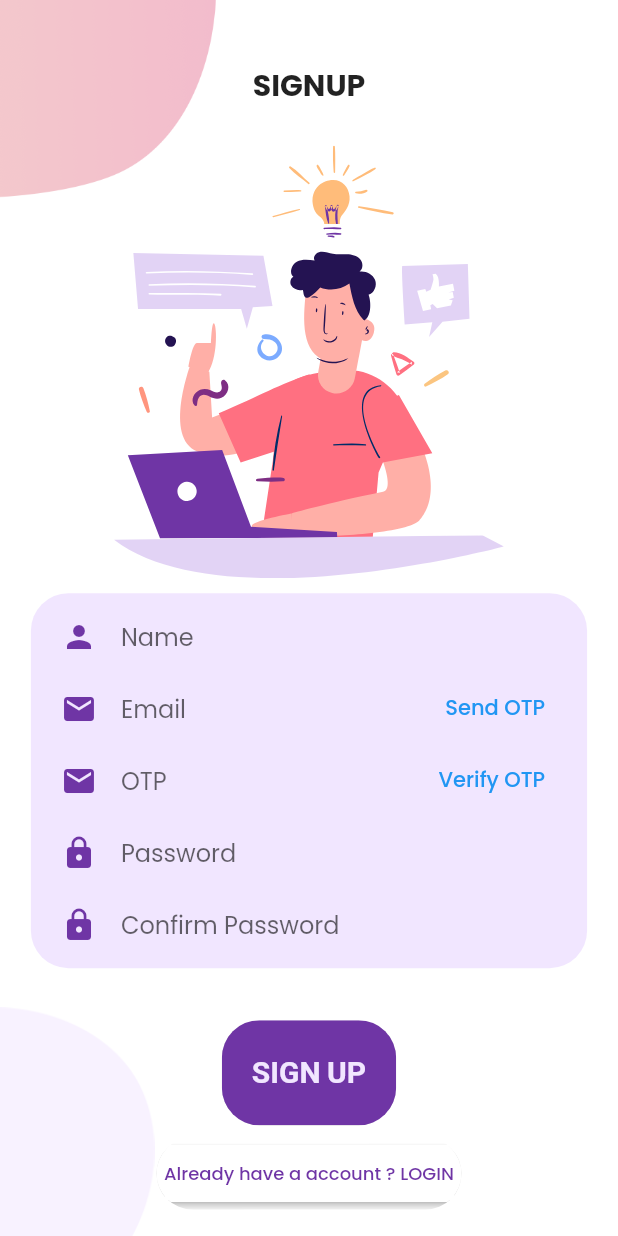
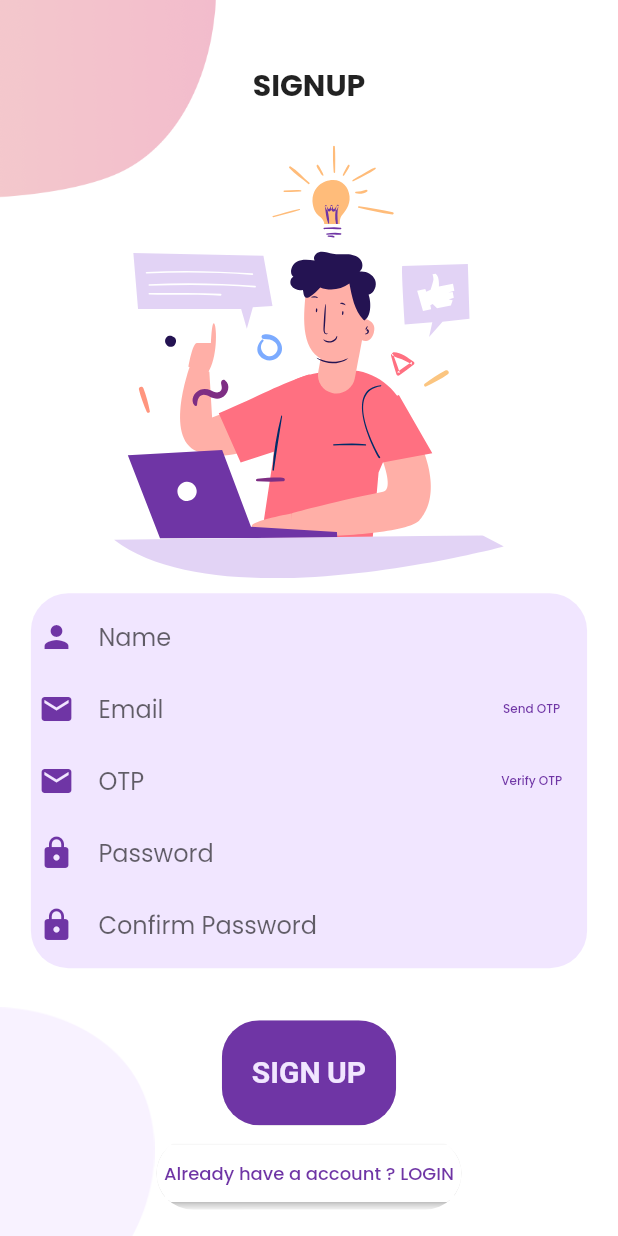
Before and after one commit to siddheshsonawane07/user_authentification_using_Firebase, a Flutter app: the SignUp screen opened directly, on a phone screen of 412 x 824 dp. Run offline on Flutter 3.47's test engine with Material 2 defaults, Android fonts, the light colour scheme and no system bars; our stand-ins replace cloud_firestore, firebase_auth, firebase_core, flutter_svg, fluttertoast, google_fonts; missing offline and left inert: email_auth; accounts and stored records are empty.

Commit message:
Login & Signup Screen with otp verification and forgot password

```diff
--- a/lib/pages/signup/components/body.dart
+++ b/lib/pages/signup/components/body.dart
@@ -113,15 +113,22 @@ class _SignUpState extends State<SignUp> {
       },
       textInputAction: TextInputAction.next,
       cursorColor: kPrimaryColor,
-      decoration:  InputDecoration(
+      decoration: InputDecoration(
           icon: const Icon(
             Icons.email,
             color: kPrimaryColor,
           ),
           hintText: "Email",
           border: InputBorder.none,
-        suffixIcon: TextButton(child: const Text("Send OTP"),onPressed: ()=> sendOTP())
+          suffixIcon: TextButton(
+              child: const Text(
+                "Send OTP",
+                style: TextStyle(color: kPrimaryColor, fontSize: 8),
               ),
+              onPressed: () {
+                sendOTP();
+                Fluttertoast.showToast(msg: "OTP Sent");
+              })),
     );
 
     final otp = TextFormField(
@@ -139,15 +146,22 @@ class _SignUpState extends State<SignUp> {
       },
       textInputAction: TextInputAction.next,
       cursorColor: kPrimaryColor,
-      decoration:  InputDecoration(
+      decoration: InputDecoration(
           icon: const Icon(
             Icons.email,
             color: kPrimaryColor,
           ),
           hintText: "OTP",
           border: InputBorder.none,
-        suffixIcon: TextButton(child: const Text("Verify OTP"),onPressed: ()=> verifyOTP())
+          suffixIcon: TextButton(
+              child: const Text(
+                "Verify OTP",
+                style: TextStyle(color: kPrimaryColor, fontSize: 8),
               ),
+              onPressed: () {
+                verifyOTP();
+                Fluttertoast.showToast(msg: "OTP Verified");
+              })),
     );
 
     final passwordfield = TextFormField(
@@ -245,8 +259,7 @@ class _SignUpState extends State<SignUp> {
               ),
               Container(
                 margin: const EdgeInsets.symmetric(vertical: 10),
-                padding:
-                    const EdgeInsets.symmetric(horizontal: 20, vertical: 5),
+                padding: const EdgeInsets.symmetric(horizontal: 5, vertical: 5),
                 width: size.width * 0.9,
                 decoration: BoxDecoration(
                   color: kPrimaryLightColor,
```
Lines whose indentation alone changed are shown as unchanged.
